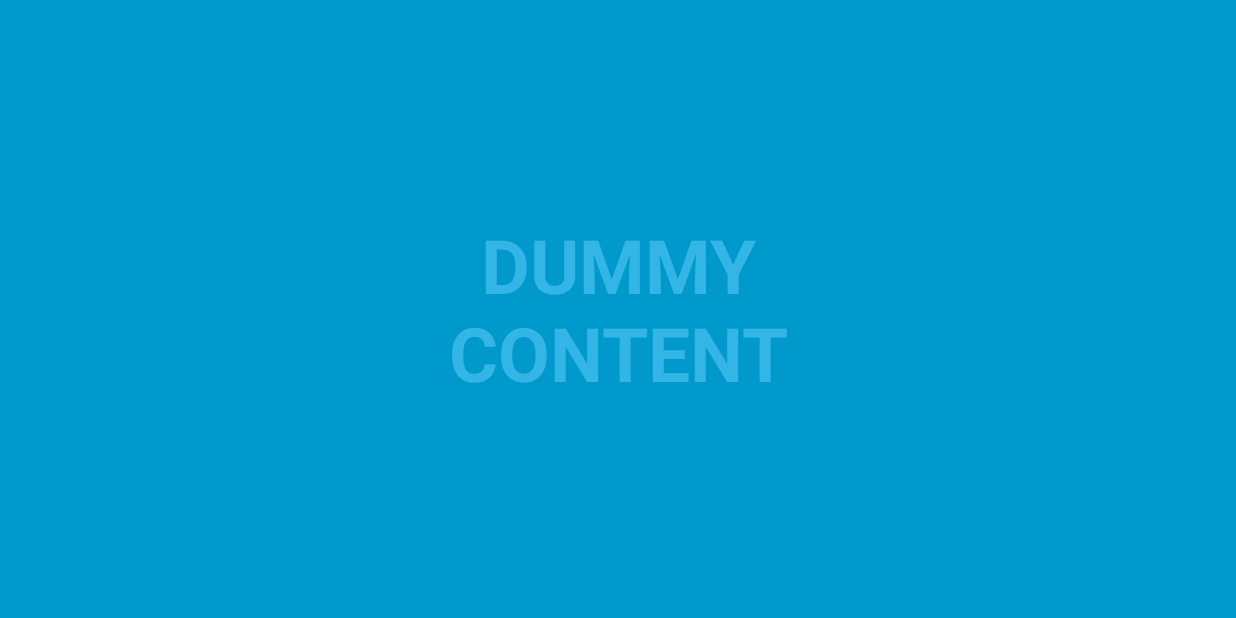
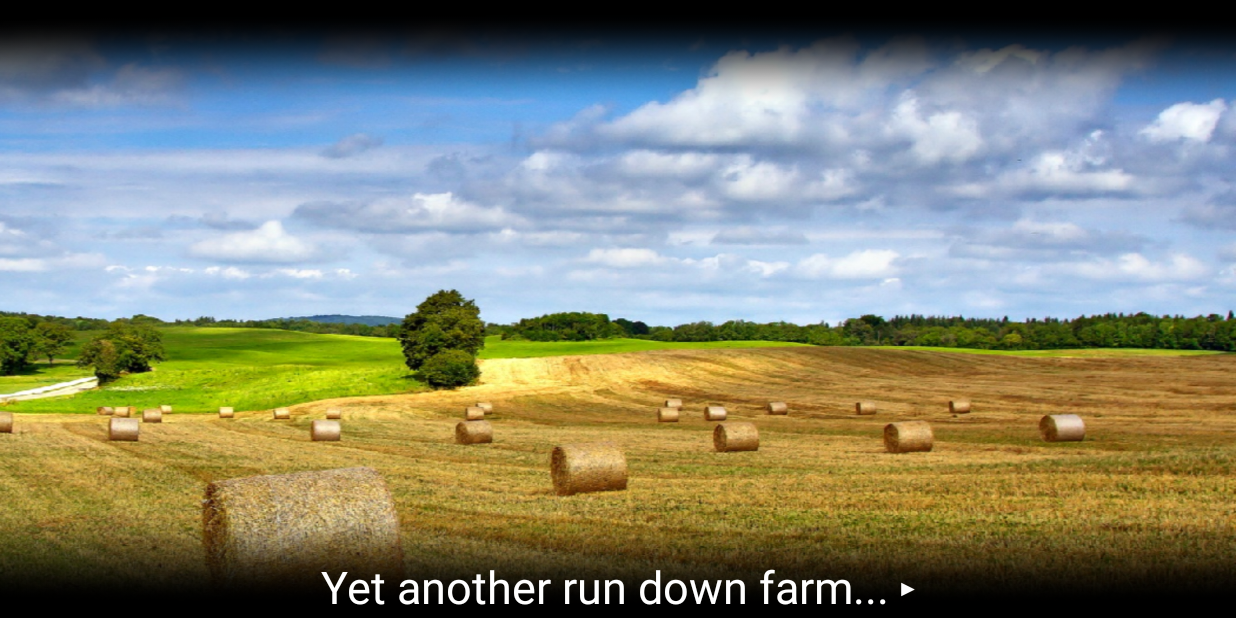
Before and after one commit to kidc12/KingsDemise, an Android app: the screen it shows after launch (GameActivity before the commit, PrologueActivity after it), after a tap on "{start}", on a phone screen of 824 x 412 dp (held sideways). Run offline under Robolectric (Android 15) with nearby library versions, the phone set to English and light mode, and no system bars; 1 statement that could not run was skipped.

Commit message:
moving to laptop

```diff
--- a/app/src/main/AndroidManifest.xml
+++ b/app/src/main/AndroidManifest.xml
@@ -35,6 +35,11 @@
             android:name=".SettingsActivity"
             android:label="@string/title_activity_settings"
             android:screenOrientation="landscape" />
+
+        <activity
+            android:name=".PrologueActivity"
+            android:screenOrientation="landscape" />
+
     </application>
 
 </manifest>
--- a/app/src/main/java/com/example/jchas/kingsdemise/MainActivity.java
+++ b/app/src/main/java/com/example/jchas/kingsdemise/MainActivity.java
@@ -2,7 +2,6 @@ package com.example.jchas.kingsdemise;
 
 import android.content.Intent;
 import android.graphics.Typeface;
-import android.media.MediaPlayer;
 import android.os.Bundle;
 import android.support.v7.app.AppCompatActivity;
 import android.view.View;
@@ -75,7 +74,7 @@ public class MainActivity extends AppCompatActivity {
     }
 
     public void start(View view) {
-        intent = new Intent(MainActivity.this, GameActivity.class);
+        intent = new Intent(MainActivity.this, PrologueActivity.class);
         startActivity(intent);
     }
 }
--- /dev/null
+++ b/app/src/main/java/com/example/jchas/kingsdemise/PrologueActivity.java
@@ -0,0 +1,105 @@
+package com.example.jchas.kingsdemise;
+
+import android.content.Intent;
+import android.content.pm.PackageManager;
+import android.content.pm.ResolveInfo;
+import android.os.Bundle;
+import android.speech.RecognizerIntent;
+import android.support.v7.app.AppCompatActivity;
+import android.util.Log;
+import android.view.View;
+import android.widget.TextView;
+
+import java.util.ArrayList;
+import java.util.List;
+
+public class PrologueActivity extends  AppCompatActivity{
+
+    private String[] dialogueKing;
+    private int countKing;
+
+    private String[] dialogueFarm;
+    private int countFarm;
+
+    private String[] dialogueKing2;
+    private int countKing2;
+
+
+    @Override
+    protected void onCreate(Bundle savedInstanceState) {
+        super.onCreate(savedInstanceState);
+        setContentView(R.layout.activity_prologue);
+        countKing = 0;
+        dialogueKing = new String[] {"Yet another run down farm... ▸", "Then I say this ▸", "Along with this ▸", "Abd U can keep talking ▸"};
+        dialogueFarm = new String[] {"Hey what do you think you're doing! ▸"};
+        dialogueKing2 = new String[] {"You there! What is your name!? "};
+
+    }
+
+
+    public void nextLine(View v){
+        //CHANGE text of the thing we just clicked on
+        TextView speech = findViewById(R.id.prologue_speech);
+
+        //the king's speech
+        if(countKing < dialogueKing.length){
+            //set title of person speaking to king
+            speech.setText(dialogueKing[countKing]);
+            countKing++;
+        }
+
+        if(countFarm < dialogueFarm.length && countKing >= dialogueKing.length){
+            speech.setText(dialogueFarm[countFarm]);
+            countFarm++;
+        }
+
+        if(countKing < dialogueKing2.length){
+            speech.setText(dialogueKing2[countKing2]);
+            countKing2++;
+
+            //voice
+            PackageManager manager = getPackageManager();
+            Intent intent = new Intent(RecognizerIntent.ACTION_RECOGNIZE_SPEECH);
+            List<ResolveInfo> list = manager.queryIntentActivities( intent, 0);
+            if( list.size() > 0){
+                //listen and report
+                listen(intent);
+            }else {
+                Log.w("VoiceDump", "Error");
+            }
+
+        }
+
+
+
+    }
+
+
+    public void listen( Intent intent){
+
+        intent.putExtra(RecognizerIntent.EXTRA_PROMPT, "What is your name?");
+        intent.putExtra(RecognizerIntent.EXTRA_LANGUAGE_MODEL, RecognizerIntent.LANGUAGE_MODEL_FREE_FORM);
+        intent.putExtra(RecognizerIntent.EXTRA_MAX_RESULTS, 5);
+
+        //start an acticity for that intent
+        startActivityForResult(intent, 1);
+    }
+
+
+    protected void onActivityResult( int requestCode, int resultCode, Intent data ) {
+        if( requestCode == 1 && resultCode == RESULT_OK ) {
+            ArrayList<String> results = data.getStringArrayListExtra( RecognizerIntent.EXTRA_RESULTS );
+            float [] scores = data.getFloatArrayExtra( RecognizerIntent.EXTRA_CONFIDENCE_SCORES );
+
+            int i = 0;
+            for( String s : results ) {
+                if ( scores != null && i < scores.length ) {
+                    Log.w( "VoiceDump", s + ": " + scores[i] );
+                }
+                i++;
+            }
+
+        }
+    }
+
+}
--- /dev/null
+++ b/app/src/main/res/layout/activity_prologue.xml
@@ -0,0 +1,27 @@
+<?xml version="1.0" encoding="utf-8"?>
+<android.support.constraint.ConstraintLayout
+    xmlns:android="http://schemas.android.com/apk/res/android"
+    xmlns:app="http://schemas.android.com/apk/res-auto"
+    xmlns:tools="http://schemas.android.com/tools"
+    tools:context=".PrologueActivity"
+    android:layout_width="fill_parent"
+    android:layout_height="fill_parent"
+    android:background="@drawable/farm">
+
+
+    <TextView
+        android:id="@+id/prologue_speech"
+        android:text="Yet another run down farm... ▸"
+        android:textSize="30dp"
+        android:onClick="nextLine"
+        android:clickable="true"
+        android:textColor="@color/white"
+        android:layout_height="wrap_content"
+        android:layout_width="wrap_content"
+        app:layout_constraintLeft_toLeftOf="parent"
+        app:layout_constraintRight_toRightOf="parent"
+        app:layout_constraintBottom_toBottomOf="parent"/>
+
+
+
+</android.support.constraint.ConstraintLayout>
```
Also changed, not shown: app/src/main/res/drawable/farm.png (added).
